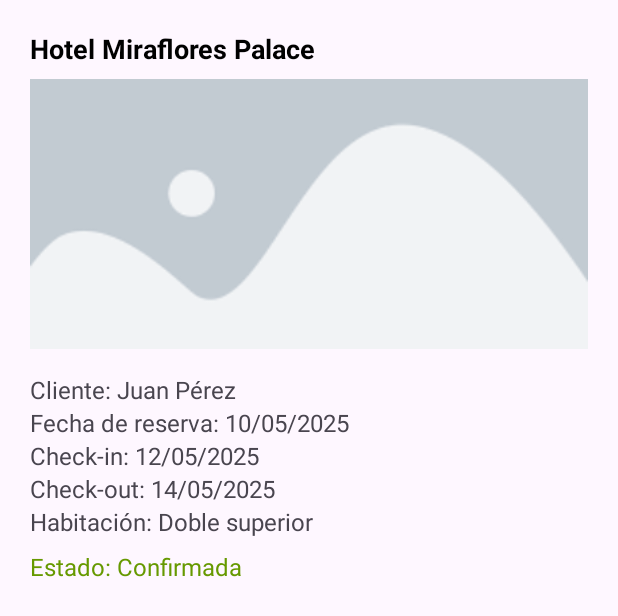
After one commit to atl1998/IOT-RIDE-REST, an Android app: the layout superadmin_detalle_reserva.xml on its own in the app's theme, with its tools: preview values and no code run, on a phone screen of 412 x 824 dp. The commit adds this screen. Shown: the top 616 px of the screen. Run offline under Robolectric (Android 15) with nearby library versions, the phone set to English and light mode, and no system bars; Roboto replaces fonts that are not available here.

Commit message:
Avance reportes superadmin v3

```diff
--- a/APP_R_R/app/src/main/java/com/example/hotelreservaapp/superadmin/SuperAdminReportesActivity.java
+++ b/APP_R_R/app/src/main/java/com/example/hotelreservaapp/superadmin/SuperAdminReportesActivity.java
@@ -110,6 +110,7 @@ public class SuperAdminReportesActivity extends BaseBottomNavActivity {
         LinearLayout opcionReportes = findViewById(R.id.opcionReportes);
         LinearLayout opcionLogs = findViewById(R.id.opcionLogs);
 
+
         opcionReportes.setOnClickListener(v -> {
             opcionReportes.setBackgroundResource(R.drawable.bg_opcion_selected);
             opcionLogs.setBackgroundResource(R.drawable.bg_opcion_unselected);
@@ -124,6 +125,7 @@ public class SuperAdminReportesActivity extends BaseBottomNavActivity {
             Intent intent = new Intent(SuperAdminReportesActivity.this, SuperAdminLogsActivity.class);
             startActivity(intent);
         });
+
     }
 
     private void filtrarResultados() {
--- /dev/null
+++ b/APP_R_R/app/src/main/res/layout/superadmin_detalle_reserva.xml
@@ -0,0 +1,70 @@
+<?xml version="1.0" encoding="utf-8"?>
+<LinearLayout
+    xmlns:android="http://schemas.android.com/apk/res/android"
+    xmlns:app="http://schemas.android.com/apk/res-auto"
+    android:orientation="vertical"
+    android:padding="20dp"
+    android:layout_width="match_parent"
+    android:layout_height="wrap_content">
+
+    <TextView
+        android:id="@+id/tvTituloHotel"
+        android:layout_width="match_parent"
+        android:layout_height="wrap_content"
+        android:text="Hotel Miraflores Palace"
+        android:textStyle="bold"
+        android:textSize="18sp"
+        android:textColor="@android:color/black"
+        android:layout_marginBottom="8dp"/>
+    <ImageView
+        android:id="@+id/ivFotoHotel"
+        android:layout_width="match_parent"
+        android:layout_height="180dp"
+        android:scaleType="centerCrop"
+        android:layout_marginBottom="16dp"
+        android:src="@drawable/placeholder"
+        android:background="@drawable/rounded_image" />
+    <TextView
+        android:id="@+id/tvCliente"
+        android:layout_width="match_parent"
+        android:layout_height="wrap_content"
+        android:text="Cliente: Juan Pérez"
+        android:textSize="16sp" />
+
+    <TextView
+        android:id="@+id/tvFechaReserva"
+        android:layout_width="match_parent"
+        android:layout_height="wrap_content"
+        android:text="Fecha de reserva: 10/05/2025"
+        android:textSize="16sp" />
+
+    <TextView
+        android:id="@+id/tvCheckIn"
+        android:layout_width="match_parent"
+        android:layout_height="wrap_content"
+        android:text="Check-in: 12/05/2025"
+        android:textSize="16sp" />
+
+    <TextView
+        android:id="@+id/tvCheckOut"
+        android:layout_width="match_parent"
+        android:layout_height="wrap_content"
+        android:text="Check-out: 14/05/2025"
+        android:textSize="16sp" />
+
+    <TextView
+        android:id="@+id/tvHabitacion"
+        android:layout_width="match_parent"
+        android:layout_height="wrap_content"
+        android:text="Habitación: Doble superior"
+        android:textSize="16sp" />
+
+    <TextView
+        android:id="@+id/tvEstado"
+        android:layout_width="match_parent"
+        android:layout_height="wrap_content"
+        android:text="Estado: Confirmada"
+        android:textSize="16sp"
+        android:textColor="@android:color/holo_green_dark"
+        android:layout_marginTop="8dp"/>
+</LinearLayout>
```
Also changed, not shown: APP_R_R/app/src/main/AndroidManifest.xml (+3 -6 lines), APP_R_R/app/src/main/java/com/example/hotelreservaapp/adapter/ReportesAdapter.java (+8 -2 lines), APP_R_R/app/src/main/java/com/example/hotelreservaapp/superadmin/DetalleReserva.java (added, +60 -0 lines).
